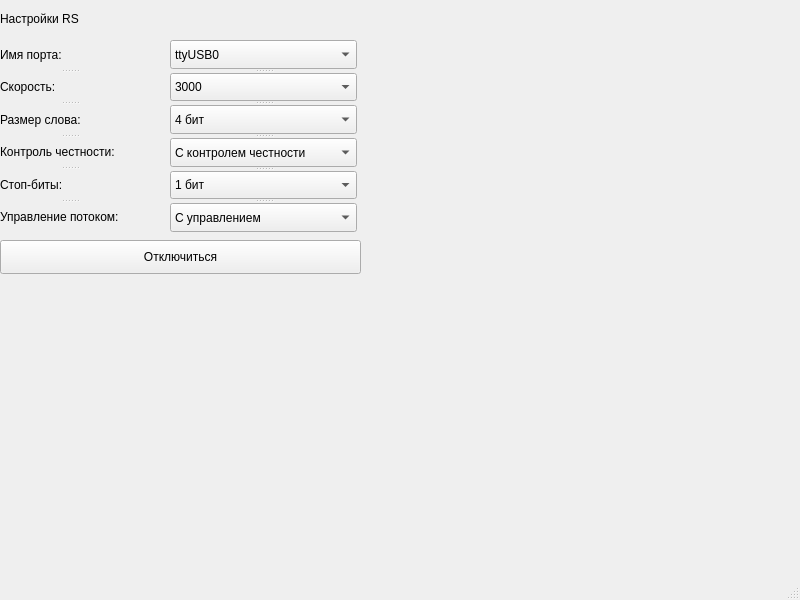
Qt form mainwindow.ui (mishamashina/Praktika) before a commit.
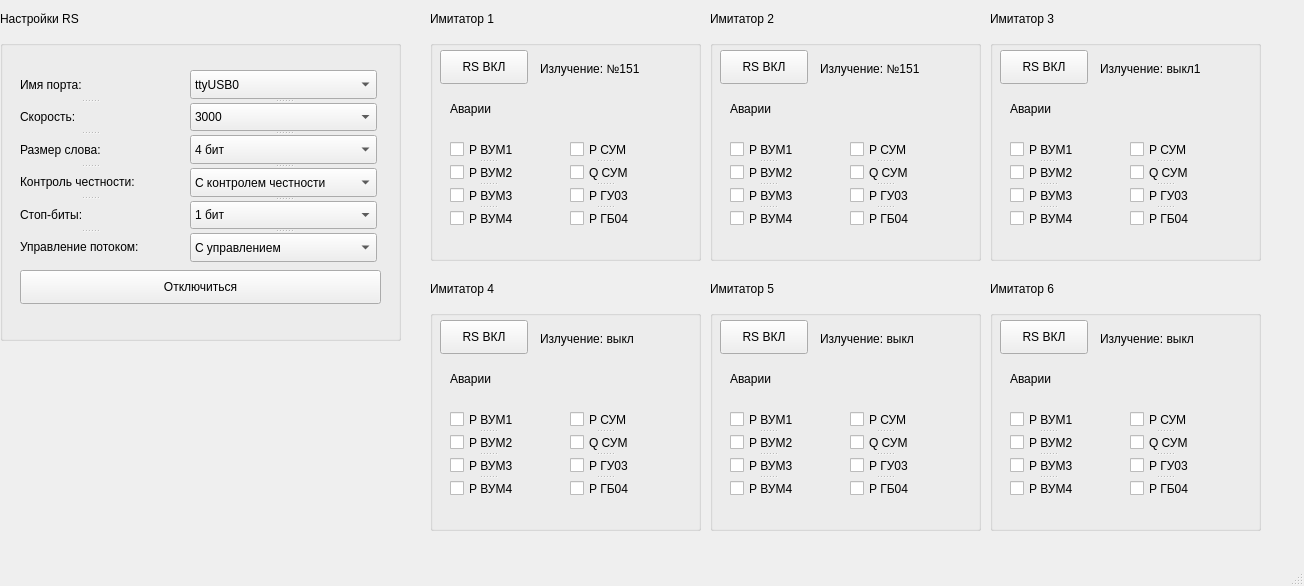
The same form after that commit.

Patch:
```diff
--- a/mainwindow.ui
+++ b/mainwindow.ui
@@ -6,8 +6,8 @@
    <rect>
     <x>0</x>
     <y>0</y>
-    <width>800</width>
-    <height>600</height>
+    <width>1304</width>
+    <height>586</height>
    </rect>
   </property>
   <property name="windowTitle">
@@ -27,166 +27,965 @@
      <string>Настройки RS</string>
     </property>
    </widget>
-   <widget class="QPushButton" name="pushButton">
+   <widget class="QLabel" name="label_8">
     <property name="geometry">
      <rect>
-      <x>0</x>
-      <y>240</y>
-      <width>361</width>
-      <height>34</height>
+      <x>430</x>
+      <y>10</y>
+      <width>81</width>
+      <height>18</height>
      </rect>
     </property>
     <property name="text">
-     <string>Отключиться</string>
+     <string>Имитатор 1</string>
     </property>
    </widget>
-   <widget class="QSplitter" name="splitter">
+   <widget class="QGroupBox" name="groupBox">
     <property name="geometry">
      <rect>
-      <x>170</x>
+      <x>0</x>
       <y>40</y>
-      <width>187</width>
-      <height>192</height>
+      <width>401</width>
+      <height>301</height>
      </rect>
     </property>
-    <property name="orientation">
-     <enum>Qt::Vertical</enum>
+    <property name="title">
+     <string/>
     </property>
-    <widget class="QComboBox" name="comboBox">
-     <item>
+    <widget class="QSplitter" name="splitter_2">
+     <property name="geometry">
+      <rect>
+       <x>20</x>
+       <y>30</y>
+       <width>139</width>
+       <height>191</height>
+      </rect>
+     </property>
+     <property name="orientation">
+      <enum>Qt::Vertical</enum>
+     </property>
+     <widget class="QLabel" name="label_2">
       <property name="text">
-       <string>ttyUSB0</string>
+       <string>Имя порта:</string>
       </property>
-     </item>
-     <item>
+     </widget>
+     <widget class="QLabel" name="label_3">
       <property name="text">
-       <string>ttyUSB1</string>
+       <string>Скорость:</string>
       </property>
-     </item>
-    </widget>
-    <widget class="QComboBox" name="comboBox_2">
-     <item>
+     </widget>
+     <widget class="QLabel" name="label_4">
       <property name="text">
-       <string>3000</string>
+       <string>Размер слова:</string>
       </property>
-     </item>
-     <item>
+     </widget>
+     <widget class="QLabel" name="label_5">
       <property name="text">
-       <string>3600</string>
+       <string>Контроль честности:</string>
       </property>
-     </item>
-     <item>
+     </widget>
+     <widget class="QLabel" name="label_6">
       <property name="text">
-       <string>4200</string>
+       <string>Стоп-биты:</string>
       </property>
-     </item>
-     <item>
+     </widget>
+     <widget class="QLabel" name="label_7">
       <property name="text">
-       <string>4800</string>
+       <string>Управление потоком:</string>
       </property>
-     </item>
+     </widget>
     </widget>
-    <widget class="QComboBox" name="comboBox_3">
-     <item>
+    <widget class="QPushButton" name="pushButton">
+     <property name="geometry">
+      <rect>
+       <x>20</x>
+       <y>230</y>
+       <width>361</width>
+       <height>34</height>
+      </rect>
+     </property>
+     <property name="text">
+      <string>Отключиться</string>
+     </property>
+    </widget>
+    <widget class="QSplitter" name="splitter">
+     <property name="geometry">
+      <rect>
+       <x>190</x>
+       <y>30</y>
+       <width>187</width>
+       <height>192</height>
+      </rect>
+     </property>
+     <property name="orientation">
+      <enum>Qt::Vertical</enum>
+     </property>
+     <widget class="QComboBox" name="comboBox">
+      <item>
+       <property name="text">
+        <string>ttyUSB0</string>
+       </property>
+      </item>
+      <item>
+       <property name="text">
+        <string>ttyUSB1</string>
+       </property>
+      </item>
+     </widget>
+     <widget class="QComboBox" name="comboBox_2">
+      <item>
+       <property name="text">
+        <string>3000</string>
+       </property>
+      </item>
+      <item>
+       <property name="text">
+        <string>3600</string>
+       </property>
+      </item>
+      <item>
+       <property name="text">
+        <string>4200</string>
+       </property>
+      </item>
+      <item>
+       <property name="text">
+        <string>4800</string>
+       </property>
+      </item>
+     </widget>
+     <widget class="QComboBox" name="comboBox_3">
+      <item>
+       <property name="text">
+        <string>4 бит</string>
+       </property>
+      </item>
+      <item>
+       <property name="text">
+        <string>6 бит</string>
+       </property>
+      </item>
+      <item>
+       <property name="text">
+        <string>8 бит</string>
+       </property>
+      </item>
+     </widget>
+     <widget class="QComboBox" name="comboBox_4">
+      <item>
+       <property name="text">
+        <string>С контролем честности</string>
+       </property>
+      </item>
+      <item>
+       <property name="text">
+        <string>Без контроля честности</string>
+       </property>
+      </item>
+     </widget>
+     <widget class="QComboBox" name="comboBox_5">
+      <item>
+       <property name="text">
+        <string>1 бит</string>
+       </property>
+      </item>
+      <item>
+       <property name="text">
+        <string>2 бит</string>
+       </property>
+      </item>
+      <item>
+       <property name="text">
+        <string>3 бит</string>
+       </property>
+      </item>
+     </widget>
+     <widget class="QComboBox" name="comboBox_6">
+      <item>
+       <property name="text">
+        <string>С управлением</string>
+       </property>
+      </item>
+      <item>
+       <property name="text">
+        <string>Без управления</string>
+       </property>
+      </item>
+     </widget>
+    </widget>
+   </widget>
+   <widget class="QGroupBox" name="groupBox_2">
+    <property name="geometry">
+     <rect>
+      <x>430</x>
+      <y>40</y>
+      <width>271</width>
+      <height>221</height>
+     </rect>
+    </property>
+    <property name="title">
+     <string/>
+    </property>
+    <widget class="QPushButton" name="pushButton_2">
+     <property name="geometry">
+      <rect>
+       <x>10</x>
+       <y>10</y>
+       <width>88</width>
+       <height>34</height>
+      </rect>
+     </property>
+     <property name="text">
+      <string>RS ВКЛ</string>
+     </property>
+    </widget>
+    <widget class="QLabel" name="label_9">
+     <property name="geometry">
+      <rect>
+       <x>110</x>
+       <y>20</y>
+       <width>121</width>
+       <height>18</height>
+      </rect>
+     </property>
+     <property name="text">
+      <string>Излучение: №151</string>
+     </property>
+    </widget>
+    <widget class="QLabel" name="label_10">
+     <property name="geometry">
+      <rect>
+       <x>20</x>
+       <y>60</y>
+       <width>58</width>
+       <height>18</height>
+      </rect>
+     </property>
+     <property name="text">
+      <string>Аварии</string>
+     </property>
+    </widget>
+    <widget class="QSplitter" name="splitter_3">
+     <property name="geometry">
+      <rect>
+       <x>20</x>
+       <y>100</y>
+       <width>76</width>
+       <height>88</height>
+      </rect>
+     </property>
+     <property name="orientation">
+      <enum>Qt::Vertical</enum>
+     </property>
+     <widget class="QCheckBox" name="checkBox">
       <property name="text">
-       <string>4 бит</string>
+       <string>Р ВУМ1</string>
       </property>
-     </item>
-     <item>
+     </widget>
+     <widget class="QCheckBox" name="checkBox_2">
       <property name="text">
-       <string>6 бит</string>
+       <string>Р ВУМ2</string>
       </property>
-     </item>
-     <item>
+     </widget>
+     <widget class="QCheckBox" name="checkBox_3">
       <property name="text">
-       <string>8 бит</string>
+       <string>Р ВУМ3</string>
       </property>
-     </item>
+     </widget>
+     <widget class="QCheckBox" name="checkBox_4">
+      <property name="text">
+       <string>Р ВУМ4</string>
+      </property>
+     </widget>
     </widget>
-    <widget class="QComboBox" name="comboBox_4">
-     <item>
+    <widget class="QSplitter" name="splitter_4">
+     <property name="geometry">
+      <rect>
+       <x>140</x>
+       <y>100</y>
+       <width>70</width>
+       <height>88</height>
+      </rect>
+     </property>
+     <property name="orientation">
+      <enum>Qt::Vertical</enum>
+     </property>
+     <widget class="QCheckBox" name="checkBox_5">
       <property name="text">
-       <string>С контролем честности</string>
+       <string>Р СУМ</string>
       </property>
-     </item>
-     <item>
+     </widget>
+     <widget class="QCheckBox" name="checkBox_6">
       <property name="text">
-       <string>Без контроля честности</string>
+       <string>Q СУМ</string>
       </property>
-     </item>
+     </widget>
+     <widget class="QCheckBox" name="checkBox_7">
+      <property name="text">
+       <string>Р ГУ03</string>
+      </property>
+     </widget>
+     <widget class="QCheckBox" name="checkBox_8">
+      <property name="text">
+       <string>Р ГБ04</string>
+      </property>
+     </widget>
     </widget>
-    <widget class="QComboBox" name="comboBox_5">
-     <item>
+   </widget>
+   <widget class="QGroupBox" name="groupBox_3">
+    <property name="geometry">
+     <rect>
+      <x>710</x>
+      <y>40</y>
+      <width>271</width>
+      <height>221</height>
+     </rect>
+    </property>
+    <property name="title">
+     <string/>
+    </property>
+    <widget class="QPushButton" name="pushButton_3">
+     <property name="geometry">
+      <rect>
+       <x>10</x>
+       <y>10</y>
+       <width>88</width>
+       <height>34</height>
+      </rect>
+     </property>
+     <property name="text">
+      <string>RS ВКЛ</string>
+     </property>
+    </widget>
+    <widget class="QLabel" name="label_11">
+     <property name="geometry">
+      <rect>
+       <x>110</x>
+       <y>20</y>
+       <width>121</width>
+       <height>18</height>
+      </rect>
+     </property>
+     <property name="text">
+      <string>Излучение: №151</string>
+     </property>
+    </widget>
+    <widget class="QLabel" name="label_12">
+     <property name="geometry">
+      <rect>
+       <x>20</x>
+       <y>60</y>
+       <width>58</width>
+       <height>18</height>
+      </rect>
+     </property>
+     <property name="text">
+      <string>Аварии</string>
+     </property>
+    </widget>
+    <widget class="QSplitter" name="splitter_5">
+     <property name="geometry">
+      <rect>
+       <x>20</x>
+       <y>100</y>
+       <width>76</width>
+       <height>88</height>
+      </rect>
+     </property>
+     <property name="orientation">
+      <enum>Qt::Vertical</enum>
+     </property>
+     <widget class="QCheckBox" name="checkBox_9">
       <property name="text">
-       <string>1 бит</string>
+       <string>Р ВУМ1</string>
       </property>
-     </item>
-     <item>
+     </widget>
+     <widget class="QCheckBox" name="checkBox_10">
       <property name="text">
-       <string>2 бит</string>
+       <string>Р ВУМ2</string>
       </property>
-     </item>
-     <item>
+     </widget>
+     <widget class="QCheckBox" name="checkBox_11">
       <property name="text">
-       <string>3 бит</string>
+       <string>Р ВУМ3</string>
       </property>
-     </item>
+     </widget>
+     <widget class="QCheckBox" name="checkBox_12">
+      <property name="text">
+       <string>Р ВУМ4</string>
+      </property>
+     </widget>
     </widget>
-    <widget class="QComboBox" name="comboBox_6">
-     <item>
+    <widget class="QSplitter" name="splitter_6">
+     <property name="geometry">
+      <rect>
+       <x>140</x>
+       <y>100</y>
+       <width>70</width>
+       <height>88</height>
+      </rect>
+     </property>
+     <property name="orientation">
+      <enum>Qt::Vertical</enum>
+     </property>
+     <widget class="QCheckBox" name="checkBox_13">
       <property name="text">
-       <string>С управлением</string>
+       <string>Р СУМ</string>
       </property>
-     </item>
-     <item>
+     </widget>
+     <widget class="QCheckBox" name="checkBox_14">
       <property name="text">
-       <string>Без управления</string>
+       <string>Q СУМ</string>
       </property>
-     </item>
+     </widget>
+     <widget class="QCheckBox" name="checkBox_15">
+      <property name="text">
+       <string>Р ГУ03</string>
+      </property>
+     </widget>
+     <widget class="QCheckBox" name="checkBox_16">
+      <property name="text">
+       <string>Р ГБ04</string>
+      </property>
+     </widget>
     </widget>
    </widget>
-   <widget class="QSplitter" name="splitter_2">
+   <widget class="QGroupBox" name="groupBox_4">
     <property name="geometry">
      <rect>
-      <x>0</x>
+      <x>990</x>
       <y>40</y>
-      <width>139</width>
-      <height>191</height>
+      <width>271</width>
+      <height>221</height>
      </rect>
     </property>
-    <property name="orientation">
-     <enum>Qt::Vertical</enum>
+    <property name="title">
+     <string/>
     </property>
-    <widget class="QLabel" name="label_2">
+    <widget class="QPushButton" name="pushButton_6">
+     <property name="geometry">
+      <rect>
+       <x>10</x>
+       <y>10</y>
+       <width>88</width>
+       <height>34</height>
+      </rect>
+     </property>
      <property name="text">
-      <string>Имя порта:</string>
+      <string>RS ВКЛ</string>
      </property>
     </widget>
-    <widget class="QLabel" name="label_3">
+    <widget class="QLabel" name="label_17">
+     <property name="geometry">
+      <rect>
+       <x>110</x>
+       <y>20</y>
+       <width>121</width>
+       <height>18</height>
+      </rect>
+     </property>
      <property name="text">
-      <string>Скорость:</string>
+      <string>Излучение: выкл1</string>
      </property>
     </widget>
-    <widget class="QLabel" name="label_4">
+    <widget class="QLabel" name="label_18">
+     <property name="geometry">
+      <rect>
+       <x>20</x>
+       <y>60</y>
+       <width>58</width>
+       <height>18</height>
+      </rect>
+     </property>
      <property name="text">
-      <string>Размер слова:</string>
+      <string>Аварии</string>
      </property>
     </widget>
-    <widget class="QLabel" name="label_5">
+    <widget class="QSplitter" name="splitter_11">
+     <property name="geometry">
+      <rect>
+       <x>20</x>
+       <y>100</y>
+       <width>76</width>
+       <height>88</height>
+      </rect>
+     </property>
+     <property name="orientation">
+      <enum>Qt::Vertical</enum>
+     </property>
+     <widget class="QCheckBox" name="checkBox_33">
+      <property name="text">
+       <string>Р ВУМ1</string>
+      </property>
+     </widget>
+     <widget class="QCheckBox" name="checkBox_34">
+      <property name="text">
+       <string>Р ВУМ2</string>
+      </property>
+     </widget>
+     <widget class="QCheckBox" name="checkBox_35">
+      <property name="text">
+       <string>Р ВУМ3</string>
+      </property>
+     </widget>
+     <widget class="QCheckBox" name="checkBox_36">
+      <property name="text">
+       <string>Р ВУМ4</string>
+      </property>
+     </widget>
+    </widget>
+    <widget class="QSplitter" name="splitter_12">
+     <property name="geometry">
+      <rect>
+       <x>140</x>
+       <y>100</y>
+       <width>70</width>
+       <height>88</height>
+      </rect>
+     </property>
+     <property name="orientation">
+      <enum>Qt::Vertical</enum>
+     </property>
+     <widget class="QCheckBox" name="checkBox_37">
+      <property name="text">
+       <string>Р СУМ</string>
+      </property>
+     </widget>
+     <widget class="QCheckBox" name="checkBox_38">
+      <property name="text">
+       <string>Q СУМ</string>
+      </property>
+     </widget>
+     <widget class="QCheckBox" name="checkBox_39">
+      <property name="text">
+       <string>Р ГУ03</string>
+      </property>
+     </widget>
+     <widget class="QCheckBox" name="checkBox_40">
+      <property name="text">
+       <string>Р ГБ04</string>
+      </property>
+     </widget>
+    </widget>
+   </widget>
+   <widget class="QLabel" name="label_19">
+    <property name="geometry">
+     <rect>
+      <x>710</x>
+      <y>10</y>
+      <width>81</width>
+      <height>18</height>
+     </rect>
+    </property>
+    <property name="text">
+     <string>Имитатор 2</string>
+    </property>
+   </widget>
+   <widget class="QLabel" name="label_20">
+    <property name="geometry">
+     <rect>
+      <x>990</x>
+      <y>10</y>
+      <width>81</width>
+      <height>18</height>
+     </rect>
+    </property>
+    <property name="text">
+     <string>Имитатор 3</string>
+    </property>
+   </widget>
+   <widget class="QLabel" name="label_21">
+    <property name="geometry">
+     <rect>
+      <x>430</x>
+      <y>280</y>
+      <width>81</width>
+      <height>18</height>
+     </rect>
+    </property>
+    <property name="text">
+     <string>Имитатор 4</string>
+    </property>
+   </widget>
+   <widget class="QGroupBox" name="groupBox_5">
+    <property name="geometry">
+     <rect>
+      <x>430</x>
+      <y>310</y>
+      <width>271</width>
+      <height>221</height>
+     </rect>
+    </property>
+    <property name="title">
+     <string/>
+    </property>
+    <widget class="QPushButton" name="pushButton_7">
+     <property name="geometry">
+      <rect>
+       <x>10</x>
+       <y>10</y>
+       <width>88</width>
+       <height>34</height>
+      </rect>
+     </property>
      <property name="text">
-      <string>Контроль честности:</string>
+      <string>RS ВКЛ</string>
      </property>
     </widget>
-    <widget class="QLabel" name="label_6">
+    <widget class="QLabel" name="label_22">
+     <property name="geometry">
+      <rect>
+       <x>110</x>
+       <y>20</y>
+       <width>121</width>
+       <height>18</height>
+      </rect>
+     </property>
      <property name="text">
-      <string>Стоп-биты:</string>
+      <string>Излучение: выкл</string>
      </property>
     </widget>
-    <widget class="QLabel" name="label_7">
+    <widget class="QLabel" name="label_23">
+     <property name="geometry">
+      <rect>
+       <x>20</x>
+       <y>60</y>
+       <width>58</width>
+       <height>18</height>
+      </rect>
+     </property>
      <property name="text">
-      <string>Управление потоком:</string>
+      <string>Аварии</string>
      </property>
     </widget>
+    <widget class="QSplitter" name="splitter_13">
+     <property name="geometry">
+      <rect>
+       <x>20</x>
+       <y>100</y>
+       <width>76</width>
+       <height>88</height>
+      </rect>
+     </property>
+     <property name="orientation">
+      <enum>Qt::Vertical</enum>
+     </property>
+     <widget class="QCheckBox" name="checkBox_41">
+      <property name="text">
+       <string>Р ВУМ1</string>
+      </property>
+     </widget>
+     <widget class="QCheckBox" name="checkBox_42">
+      <property name="text">
+       <string>Р ВУМ2</string>
+      </property>
+     </widget>
+     <widget class="QCheckBox" name="checkBox_43">
+      <property name="text">
+       <string>Р ВУМ3</string>
+      </property>
+     </widget>
+     <widget class="QCheckBox" name="checkBox_44">
+      <property name="text">
+       <string>Р ВУМ4</string>
+      </property>
+     </widget>
+    </widget>
+    <widget class="QSplitter" name="splitter_14">
+     <property name="geometry">
+      <rect>
+       <x>140</x>
+       <y>100</y>
+       <width>70</width>
+       <height>88</height>
+      </rect>
+     </property>
+     <property name="orientation">
+      <enum>Qt::Vertical</enum>
+     </property>
+     <widget class="QCheckBox" name="checkBox_45">
+      <property name="text">
+       <string>Р СУМ</string>
+      </property>
+     </widget>
+     <widget class="QCheckBox" name="checkBox_46">
+      <property name="text">
+       <string>Q СУМ</string>
+      </property>
+     </widget>
+     <widget class="QCheckBox" name="checkBox_47">
+      <property name="text">
+       <string>Р ГУ03</string>
+      </property>
+     </widget>
+     <widget class="QCheckBox" name="checkBox_48">
+      <property name="text">
+       <string>Р ГБ04</string>
+      </property>
+     </widget>
+    </widget>
+   </widget>
+   <widget class="QGroupBox" name="groupBox_6">
+    <property name="geometry">
+     <rect>
+      <x>710</x>
+      <y>310</y>
+      <width>271</width>
+      <height>221</height>
+     </rect>
+    </property>
+    <property name="title">
+     <string/>
+    </property>
+    <widget class="QPushButton" name="pushButton_8">
+     <property name="geometry">
+      <rect>
+       <x>10</x>
+       <y>10</y>
+       <width>88</width>
+       <height>34</height>
+      </rect>
+     </property>
+     <property name="text">
+      <string>RS ВКЛ</string>
+     </property>
+    </widget>
+    <widget class="QLabel" name="label_24">
+     <property name="geometry">
+      <rect>
+       <x>110</x>
+       <y>20</y>
+       <width>121</width>
+       <height>18</height>
+      </rect>
+     </property>
+     <property name="text">
+      <string>Излучение: выкл</string>
+     </property>
+    </widget>
+    <widget class="QLabel" name="label_25">
+     <property name="geometry">
+      <rect>
+       <x>20</x>
+       <y>60</y>
+       <width>58</width>
+       <height>18</height>
+      </rect>
+     </property>
+     <property name="text">
+      <string>Аварии</string>
+     </property>
+    </widget>
+    <widget class="QSplitter" name="splitter_15">
+     <property name="geometry">
+      <rect>
+       <x>20</x>
+       <y>100</y>
+       <width>76</width>
+       <height>88</height>
+      </rect>
+     </property>
+     <property name="orientation">
+      <enum>Qt::Vertical</enum>
+     </property>
+     <widget class="QCheckBox" name="checkBox_49">
+      <property name="text">
+       <string>Р ВУМ1</string>
+      </property>
+     </widget>
+     <widget class="QCheckBox" name="checkBox_50">
+      <property name="text">
+       <string>Р ВУМ2</string>
+      </property>
+     </widget>
+     <widget class="QCheckBox" name="checkBox_51">
+      <property name="text">
+       <string>Р ВУМ3</string>
+      </property>
+     </widget>
+     <widget class="QCheckBox" name="checkBox_52">
+      <property name="text">
+       <string>Р ВУМ4</string>
+      </property>
+     </widget>
+    </widget>
+    <widget class="QSplitter" name="splitter_16">
+     <property name="geometry">
+      <rect>
+       <x>140</x>
+       <y>100</y>
+       <width>70</width>
+       <height>88</height>
+      </rect>
+     </property>
+     <property name="orientation">
+      <enum>Qt::Vertical</enum>
+     </property>
+     <widget class="QCheckBox" name="checkBox_53">
+      <property name="text">
+       <string>Р СУМ</string>
+      </property>
+     </widget>
+     <widget class="QCheckBox" name="checkBox_54">
+      <property name="text">
+       <string>Q СУМ</string>
+      </property>
+     </widget>
+     <widget class="QCheckBox" name="checkBox_55">
+      <property name="text">
+       <string>Р ГУ03</string>
+      </property>
+     </widget>
+     <widget class="QCheckBox" name="checkBox_56">
+      <property name="text">
+       <string>Р ГБ04</string>
+      </property>
+     </widget>
+    </widget>
+   </widget>
+   <widget class="QGroupBox" name="groupBox_7">
+    <property name="geometry">
+     <rect>
+      <x>990</x>
+      <y>310</y>
+      <width>271</width>
+      <height>221</height>
+     </rect>
+    </property>
+    <property name="title">
+     <string/>
+    </property>
+    <widget class="QPushButton" name="pushButton_9">
+     <property name="geometry">
+      <rect>
+       <x>10</x>
+       <y>10</y>
+       <width>88</width>
+       <height>34</height>
+      </rect>
+     </property>
+     <property name="text">
+      <string>RS ВКЛ</string>
+     </property>
+    </widget>
+    <widget class="QLabel" name="label_26">
+     <property name="geometry">
+      <rect>
+       <x>110</x>
+       <y>20</y>
+       <width>121</width>
+       <height>18</height>
+      </rect>
+     </property>
+     <property name="text">
+      <string>Излучение: выкл</string>
+     </property>
+    </widget>
+    <widget class="QLabel" name="label_27">
+     <property name="geometry">
+      <rect>
+       <x>20</x>
+       <y>60</y>
+       <width>58</width>
+       <height>18</height>
+      </rect>
+     </property>
+     <property name="text">
+      <string>Аварии</string>
+     </property>
+    </widget>
+    <widget class="QSplitter" name="splitter_17">
+     <property name="geometry">
+      <rect>
+       <x>20</x>
+       <y>100</y>
+       <width>76</width>
+       <height>88</height>
+      </rect>
+     </property>
+     <property name="orientation">
+      <enum>Qt::Vertical</enum>
+     </property>
+     <widget class="QCheckBox" name="checkBox_57">
+      <property name="text">
+       <string>Р ВУМ1</string>
+      </property>
+     </widget>
+     <widget class="QCheckBox" name="checkBox_58">
+      <property name="text">
+       <string>Р ВУМ2</string>
+      </property>
+     </widget>
+     <widget class="QCheckBox" name="checkBox_59">
+      <property name="text">
+       <string>Р ВУМ3</string>
+      </property>
+     </widget>
+     <widget class="QCheckBox" name="checkBox_60">
+      <property name="text">
+       <string>Р ВУМ4</string>
+      </property>
+     </widget>
+    </widget>
+    <widget class="QSplitter" name="splitter_18">
+     <property name="geometry">
+      <rect>
+       <x>140</x>
+       <y>100</y>
+       <width>70</width>
+       <height>88</height>
+      </rect>
+     </property>
+     <property name="orientation">
+      <enum>Qt::Vertical</enum>
+     </property>
+     <widget class="QCheckBox" name="checkBox_61">
+      <property name="text">
+       <string>Р СУМ</string>
+      </property>
+     </widget>
+     <widget class="QCheckBox" name="checkBox_62">
+      <property name="text">
+       <string>Q СУМ</string>
+      </property>
+     </widget>
+     <widget class="QCheckBox" name="checkBox_63">
+      <property name="text">
+       <string>Р ГУ03</string>
+      </property>
+     </widget>
+     <widget class="QCheckBox" name="checkBox_64">
+      <property name="text">
+       <string>Р ГБ04</string>
+      </property>
+     </widget>
+    </widget>
+   </widget>
+   <widget class="QLabel" name="label_28">
+    <property name="geometry">
+     <rect>
+      <x>710</x>
+      <y>280</y>
+      <width>81</width>
+      <height>18</height>
+     </rect>
+    </property>
+    <property name="text">
+     <string>Имитатор 5</string>
+    </property>
+   </widget>
+   <widget class="QLabel" name="label_29">
+    <property name="geometry">
+     <rect>
+      <x>990</x>
+      <y>280</y>
+      <width>81</width>
+      <height>18</height>
+     </rect>
+    </property>
+    <property name="text">
+     <string>Имитатор 6</string>
+    </property>
    </widget>
   </widget>
   <widget class="QMenuBar" name="menubar">
```
Left out of the diff: 2 changed lines with no effect on the pictures.
